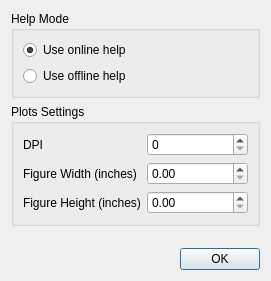
First picture: the form in tse_analytics/views/settings/settings_dialog.ui, repository TSE-Systems/tse-analytics, before the edit.
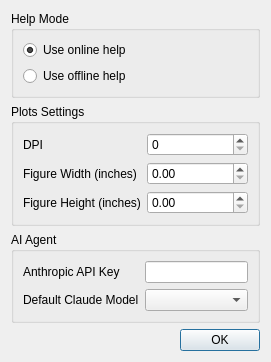
Second picture: the form after the edit.

Commit message: Prototype of AI agent integration.

```diff
--- a/tse_analytics/views/settings/settings_dialog.ui
+++ b/tse_analytics/views/settings/settings_dialog.ui
@@ -84,6 +84,39 @@
      </layout>
     </widget>
    </item>
+   <item>
+    <widget class="QGroupBox" name="groupBoxAIAgent">
+     <property name="title">
+      <string>AI Agent</string>
+     </property>
+     <layout class="QFormLayout" name="formLayoutAIAgent">
+      <item row="0" column="0">
+       <widget class="QLabel" name="anthropicApiKeyLabel">
+        <property name="text">
+         <string>Anthropic API Key</string>
+        </property>
+       </widget>
+      </item>
+      <item row="0" column="1">
+       <widget class="QLineEdit" name="anthropicApiKeyLineEdit">
+        <property name="echoMode">
+         <enum>QLineEdit::EchoMode::Password</enum>
+        </property>
+       </widget>
+      </item>
+      <item row="1" column="0">
+       <widget class="QLabel" name="claudeModelLabel">
+        <property name="text">
+         <string>Default Claude Model</string>
+        </property>
+       </widget>
+      </item>
+      <item row="1" column="1">
+       <widget class="QComboBox" name="claudeModelComboBox"/>
+      </item>
+     </layout>
+    </widget>
+   </item>
    <item>
     <spacer name="verticalSpacer">
      <property name="orientation">
```
The commit also changes 10 other files.
